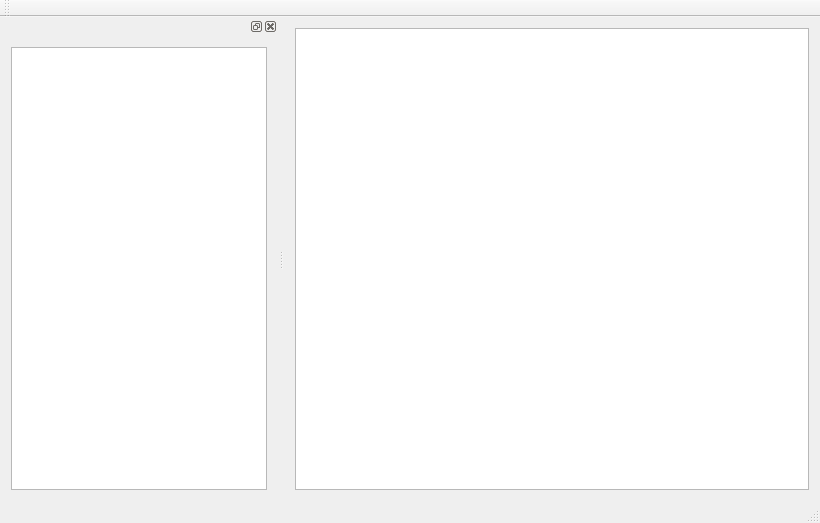
Old version of the form MainWindow.ui in the repository sim82/D3Debug.
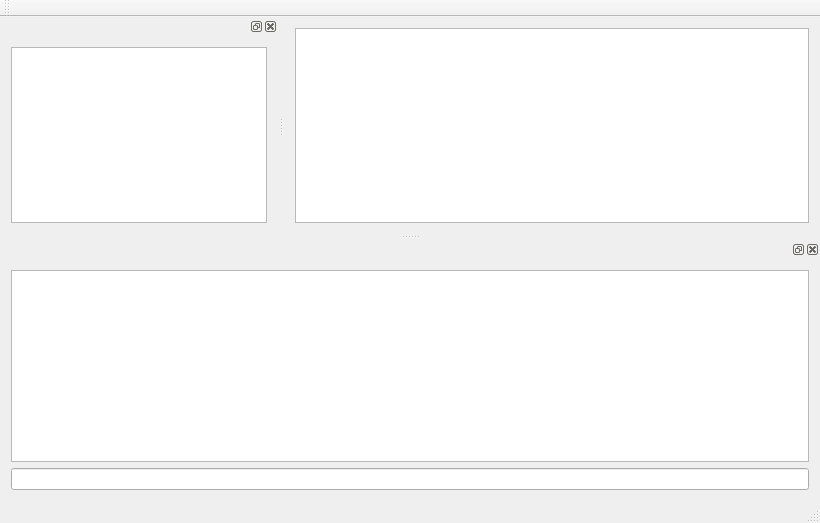
New version of the form.

Commit message: immediate command input

What changed in the file:
```diff
--- a/MainWindow.ui
+++ b/MainWindow.ui
@@ -71,6 +71,25 @@
     </layout>
    </widget>
   </widget>
+  <widget class="QDockWidget" name="dockWidget_2">
+   <attribute name="dockWidgetArea">
+    <number>8</number>
+   </attribute>
+   <widget class="QWidget" name="dockWidgetContents_2">
+    <layout class="QVBoxLayout" name="verticalLayout">
+     <item>
+      <widget class="QPlainTextEdit" name="immediateOutput">
+       <property name="readOnly">
+        <bool>true</bool>
+       </property>
+      </widget>
+     </item>
+     <item>
+      <widget class="QLineEdit" name="immediateInput"/>
+     </item>
+    </layout>
+   </widget>
+  </widget>
   <action name="actionAddWatchpoint">
    <property name="text">
     <string>add watchpoint</string>
```
Left out of the diff: 14 changed lines with no effect on the pictures. The commit also changes 6 other files.
